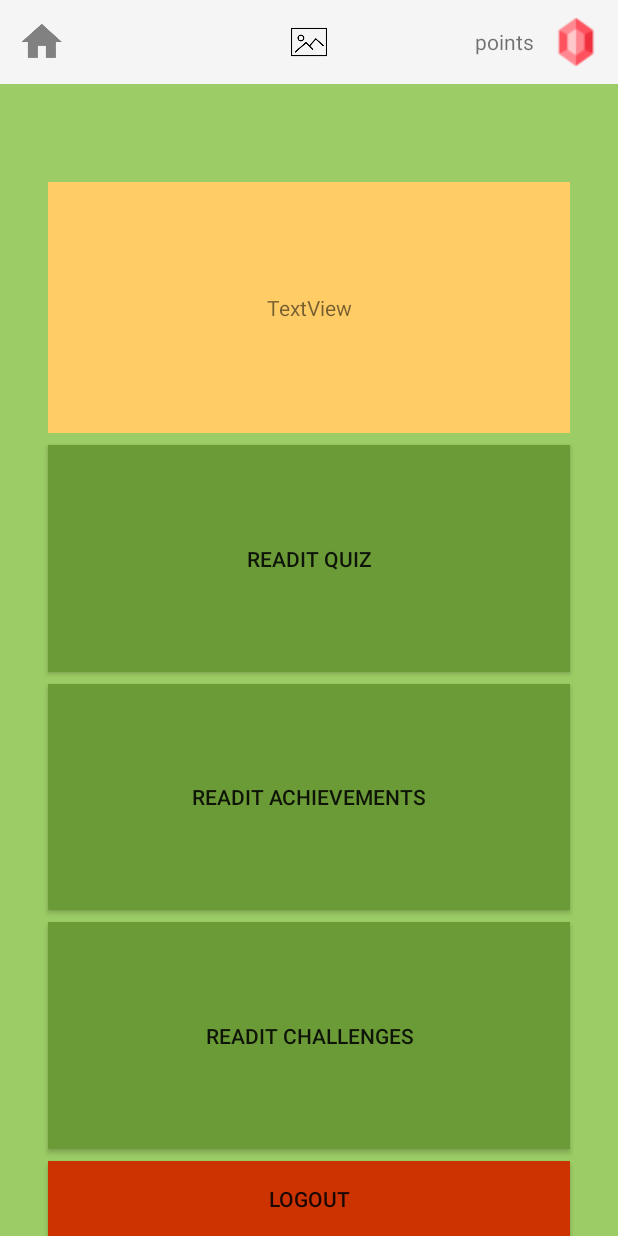
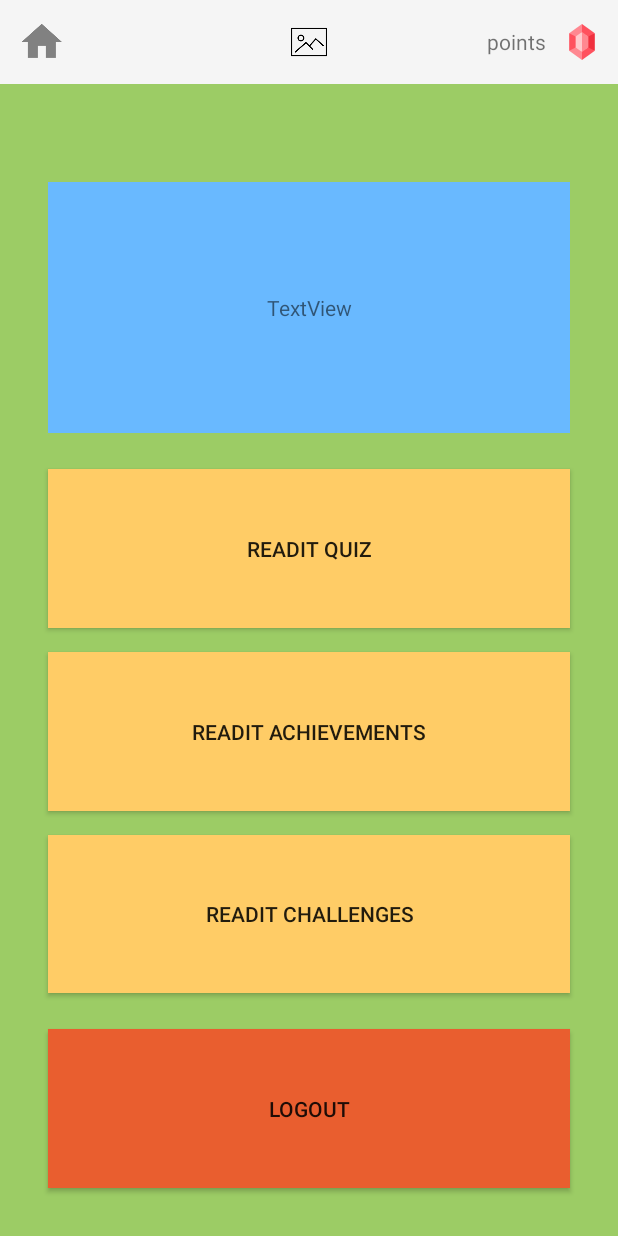
Before and after one commit to edoardopuggioni/ReadItApp, an Android app: the HomepageActivity screen opened directly, with no data from a screen before it, on a phone screen of 412 x 824 dp. Run offline under Robolectric (Android 15) with nearby library versions, the phone set to English and light mode, and no system bars; 4 statements that could not run were skipped.

Commit message:
Refined homepage design, still not finished. Started working on quiz activities.

```diff
--- a/app/src/main/java/com/example/android/readitapp/BaseActivity.java
+++ b/app/src/main/java/com/example/android/readitapp/BaseActivity.java
@@ -1,7 +1,6 @@
 package com.example.android.readitapp;
 
 import android.content.Intent;
-import android.support.v7.app.ActionBar;
 import android.support.v7.app.AppCompatActivity;
 import android.os.Bundle;
 import android.support.v7.widget.Toolbar;
--- /dev/null
+++ b/app/src/main/res/drawable/ic_gem.xml
@@ -0,0 +1,11 @@
+<vector android:height="24dp" android:viewportHeight="512"
+    android:viewportWidth="512" android:width="24dp" xmlns:android="http://schemas.android.com/apk/res/android">
+    <path android:fillColor="#F0303E" android:pathData="M326.367,157.395l0,197.21l111.836,27.233l0,-251.676z"/>
+    <path android:fillColor="#FF515E" android:pathData="M346.383,177.411l91.82,-47.249l-182.203,-130.162l-20.016,132.859z"/>
+    <path android:fillColor="#FF515E" android:pathData="M235.984,379.141l20.016,132.859l182.203,-130.162l-91.82,-47.249z"/>
+    <path android:fillColor="#FF8891" android:pathData="M256,112.843l-20.016,143.157l20.016,143.157l90.383,-64.568l0,-157.178z"/>
+    <path android:fillColor="#FFC9CC" android:pathData="M145.601,157.395l0,197.21l110.399,44.552l0,-286.314z"/>
+    <path android:fillColor="#FF8891" android:pathData="M165.617,334.589l-51.026,-3.589l-40.794,50.838l182.203,130.162l0,-112.843z"/>
+    <path android:fillColor="#FF8891" android:pathData="M256,112.843l0,-112.843l-182.203,130.162l40.794,52.171l51.026,-4.922z"/>
+    <path android:fillColor="#FF515E" android:pathData="M165.617,177.411l-91.82,-47.249l0,251.676l91.82,-47.249z"/>
+</vector>
--- a/app/src/main/res/layout/activity_homepage.xml
+++ b/app/src/main/res/layout/activity_homepage.xml
@@ -4,8 +4,9 @@
     xmlns:tools="http://schemas.android.com/tools"
     android:layout_width="match_parent"
     android:layout_height="match_parent"
-    tools:context=".HomepageActivity"
-    android:background="@color/colorPrimary">
+    android:layout_gravity="center_horizontal|center"
+    android:background="@color/colorPrimary"
+    tools:context=".HomepageActivity">
 
 
     <include
@@ -22,12 +23,12 @@
         android:id="@+id/constraintLayout2"
         android:layout_width="match_parent"
         android:layout_height="167dp"
+        android:layout_marginStart="32dp"
+        android:layout_marginLeft="32dp"
+        android:layout_marginTop="65dp"
         android:layout_marginEnd="32dp"
-        android:layout_marginLeft="32dp"
         android:layout_marginRight="32dp"
-        android:layout_marginStart="32dp"
-        android:layout_marginTop="65dp"
-        android:background="@color/colorYellowDark"
+        android:background="@color/colorBlueDark"
         app:layout_constraintEnd_toEndOf="parent"
         app:layout_constraintHorizontal_bias="0.0"
         app:layout_constraintStart_toStartOf="parent"
@@ -37,29 +38,31 @@
             android:id="@+id/homepage_welcome"
             android:layout_width="wrap_content"
             android:layout_height="wrap_content"
+            android:layout_marginStart="8dp"
+            android:layout_marginLeft="8dp"
+            android:layout_marginTop="8dp"
+            android:layout_marginEnd="8dp"
+            android:layout_marginRight="8dp"
             android:layout_marginBottom="8dp"
-            android:layout_marginEnd="8dp"
-            android:layout_marginLeft="8dp"
-            android:layout_marginRight="8dp"
-            android:layout_marginStart="8dp"
-            android:layout_marginTop="8dp"
             android:text="TextView"
             app:layout_constraintBottom_toBottomOf="parent"
             app:layout_constraintEnd_toEndOf="parent"
             app:layout_constraintStart_toStartOf="parent"
             app:layout_constraintTop_toTopOf="parent" />
+
     </android.support.constraint.ConstraintLayout>
 
     <Button
-        android:background="@color/colorPrimaryDark"
         android:id="@+id/homepage_quiz_button"
         android:layout_width="0dp"
         android:layout_height="0dp"
+        android:layout_marginStart="32dp"
+        android:layout_marginLeft="32dp"
+        android:layout_marginTop="24dp"
         android:layout_marginEnd="32dp"
-        android:layout_marginLeft="32dp"
         android:layout_marginRight="32dp"
-        android:layout_marginStart="32dp"
-        android:layout_marginTop="8dp"
+        android:layout_marginBottom="8dp"
+        android:background="@color/colorYellowDark"
         android:text="@string/readit_quiz"
         app:layout_constraintBottom_toTopOf="@+id/homepage_achievements_button"
         app:layout_constraintEnd_toEndOf="parent"
@@ -68,15 +71,16 @@
         app:layout_constraintTop_toBottomOf="@+id/constraintLayout2" />
 
     <Button
-        android:background="@color/colorPrimaryDark"
         android:id="@+id/homepage_achievements_button"
         android:layout_width="0dp"
         android:layout_height="0dp"
+        android:layout_marginStart="32dp"
+        android:layout_marginLeft="32dp"
+        android:layout_marginTop="8dp"
         android:layout_marginEnd="32dp"
-        android:layout_marginLeft="32dp"
         android:layout_marginRight="32dp"
-        android:layout_marginStart="32dp"
-        android:layout_marginTop="8dp"
+        android:layout_marginBottom="8dp"
+        android:background="@color/colorYellowDark"
         android:text="@string/readit_achievements"
         app:layout_constraintBottom_toTopOf="@+id/homepage_challenges_button"
         app:layout_constraintEnd_toEndOf="parent"
@@ -85,19 +89,19 @@
         app:layout_constraintTop_toBottomOf="@+id/homepage_quiz_button" />
 
     <Button
-        android:background="@color/colorPrimaryDark"
         android:id="@+id/homepage_challenges_button"
         android:layout_width="0dp"
         android:layout_height="0dp"
+        android:layout_marginStart="32dp"
+        android:layout_marginLeft="32dp"
+        android:layout_marginTop="8dp"
         android:layout_marginEnd="32dp"
-        android:layout_marginLeft="32dp"
         android:layout_marginRight="32dp"
-        android:layout_marginStart="32dp"
-        android:layout_marginTop="8dp"
+        android:layout_marginBottom="8dp"
+        android:background="@color/colorYellowDark"
         android:onClick="goToActivity"
         android:text="@string/readit_challenges"
         app:layout_constraintBottom_toTopOf="@+id/homepage_logout_button"
-        app:layout_constraintBottom_toBottomOf="parent"
         app:layout_constraintEnd_toEndOf="parent"
         app:layout_constraintHorizontal_bias="0.0"
         app:layout_constraintStart_toStartOf="parent"
@@ -106,12 +110,13 @@
     <Button
         android:id="@+id/homepage_logout_button"
         android:layout_width="0dp"
-        android:layout_height="50dp"
+        android:layout_height="0dp"
+        android:layout_marginStart="32dp"
+        android:layout_marginLeft="32dp"
+        android:layout_marginTop="16dp"
         android:layout_marginEnd="32dp"
-        android:layout_marginLeft="32dp"
         android:layout_marginRight="32dp"
-        android:layout_marginStart="32dp"
-        android:layout_marginTop="8dp"
+        android:layout_marginBottom="32dp"
         android:background="@color/colorRed"
         android:onClick="goToActivity"
         android:text="@string/homepage_logout"
--- a/app/src/main/res/menu/menufile.xml
+++ b/app/src/main/res/menu/menufile.xml
@@ -8,7 +8,7 @@
         android:id="@+id/action_favorite"
         android:orderInCategory="300"
         android:title="User"
-        android:icon="@drawable/gem"
+        android:icon="@drawable/ic_gem"
         app:showAsAction="ifRoom"></item>
 
 </menu>
--- a/app/src/main/res/values/colors.xml
+++ b/app/src/main/res/values/colors.xml
@@ -5,6 +5,6 @@
     <color name="colorAccent">#757575</color>
     <color name="white">#FFFFFF</color>
     <color name="colorYellowDark">#ffcc66</color>
-    <color name="colorRed">#cc3300</color>
-
+    <color name="colorBlueDark">#69b9ff</color>
+    <color name="colorRed">#e95e2f</color>
 </resources>
```
Also changed, not shown: app/src/main/AndroidManifest.xml (+10 -7 lines), app/src/main/java/com/example/android/readitapp/AvailableQuizzesActivity.java (added, +23 -0 lines), app/src/main/java/com/example/android/readitapp/HomepageActivity.java (+23 -20 lines), app/src/main/java/com/example/android/readitapp/User.java (+10 -2 lines), app/src/main/res/layout/activity_available_quizzes.xml (added, +9 -0 lines).
